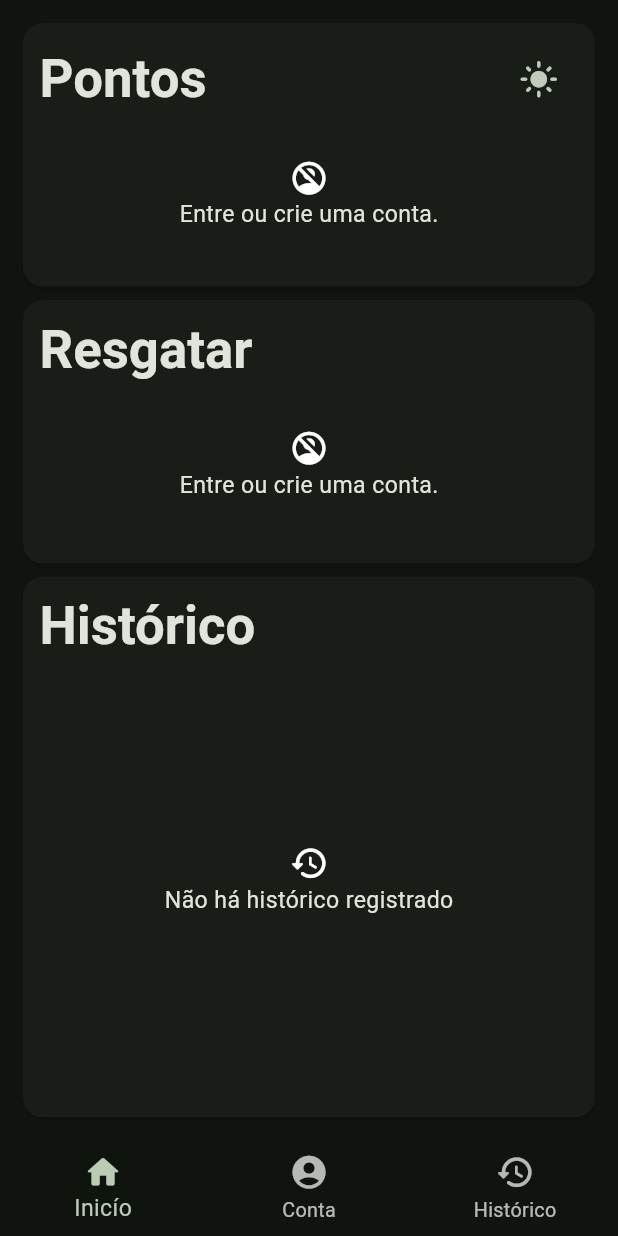
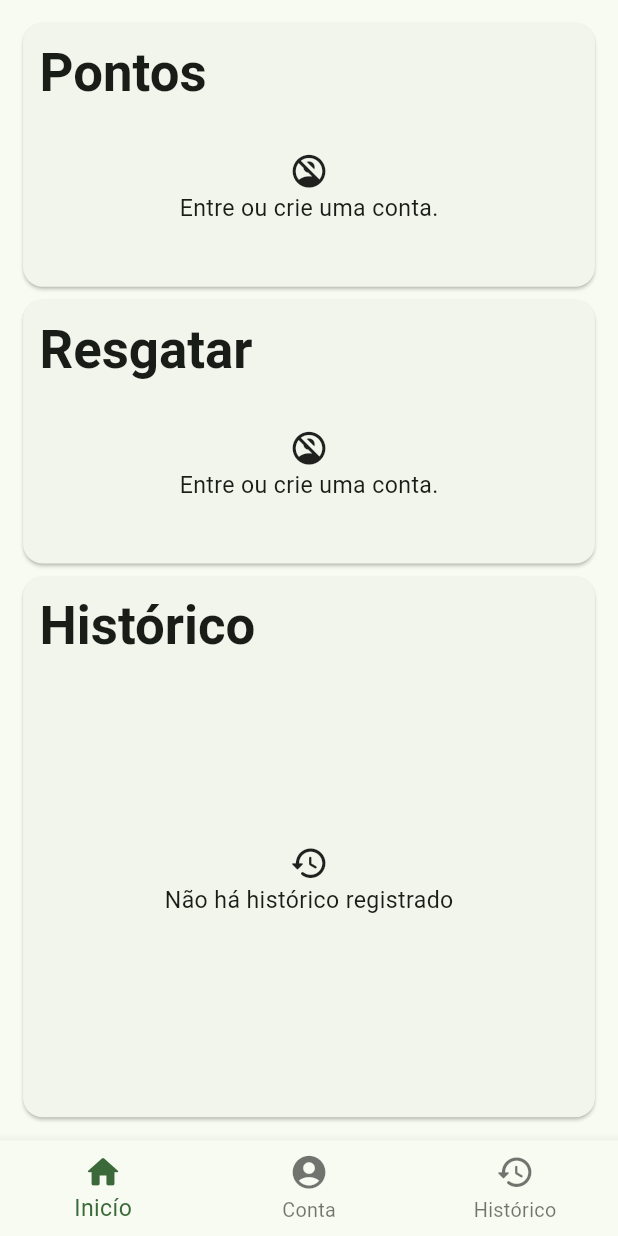
Before and after one commit to LuanRoger/CouponTake, a Flutter app: the screen it shows after launch, on a phone screen of 412 x 824 dp. Run offline on Flutter 3.47's test engine with Material 2 defaults, Android fonts, the phone set to English and light mode, and no system bars; our stand-ins replace dio, flutter_hooks, freezed_annotation, hooks_riverpod, responsive_framework, shared_preferences.

Commit message:
feat(theme): create theme preferences

```diff
--- a/lib/main.dart
+++ b/lib/main.dart
@@ -1,3 +1,4 @@
+import 'package:cupon_take/models/enums/app_brightness.dart';
 import 'package:cupon_take/providers/providers.dart';
 import 'package:cupon_take/routes/app_routes.dart';
 import 'package:cupon_take/routes/route_driver.dart';
@@ -17,10 +18,17 @@ void main() async {
   preferencesProvider =
       ChangeNotifierProvider<GlobalPreferences>((_) => globalPreferences);
 
-  runApp(
-    MaterialApp(
-        builder: (_, child) => ProviderScope(
-              child: ResponsiveWrapper.builder(child,
+  runApp(const ProviderScope(child: MainApp()));
+}
+
+class MainApp extends HookConsumerWidget {
+  const MainApp({super.key});
+  @override
+  Widget build(BuildContext context, WidgetRef ref) {
+    final themePreferences = ref.watch(themePreferencesProvider);
+
+    return MaterialApp(
+        builder: (_, child) => ResponsiveWrapper.builder(child,
                 minWidth: 375,
                 defaultScale: true,
                 breakpoints: const [
@@ -31,9 +39,9 @@ void main() async {
                   ResponsiveBreakpoint.resize(1200,
                       name: ResponsiveBreakpointsName.desktopBreakpoint)
                 ]),
-            ),
-        theme: AppThemeData.appDarkTheme,
+        theme: AppThemeData.getBrightness(
+            AppBrightness.values[themePreferences.brightness]),
         initialRoute: AppRoutes.homePage,
-        onGenerateRoute: RouteDriver.drive),
-  );
+        onGenerateRoute: RouteDriver.drive);
   }
+}
--- a/lib/models/app_preferences.dart
+++ b/lib/models/app_preferences.dart
@@ -1,5 +1,9 @@
+import 'package:cupon_take/models/theme_preferences.dart';
+
 class AppPreferences {
   String? cupontakeAuthKey;
+  ThemePreferences themePreferences;
 
-  AppPreferences({required this.cupontakeAuthKey});
+  AppPreferences(
+      {required this.cupontakeAuthKey, required this.themePreferences});
 }
--- /dev/null
+++ b/lib/models/enums/app_brightness.dart
@@ -0,0 +1,3 @@
+// ignore_for_file: constant_identifier_names
+
+enum AppBrightness { LIGHT, DARK }
--- a/lib/models/redeem_history_http_request.dart
+++ b/lib/models/redeem_history_http_request.dart
@@ -1,11 +1,10 @@
-import 'package:equatable/equatable.dart';
+import 'package:freezed_annotation/freezed_annotation.dart';
 
-class RedeemHistoryHttpRequest extends Equatable {
-  int page;
-  int limitPerPage;
+part 'redeem_history_http_request.freezed.dart';
 
-  RedeemHistoryHttpRequest({required this.page, this.limitPerPage = 10});
-
-  @override
-  List<Object?> get props => [page, limitPerPage];
+@freezed
+class RedeemHistoryHttpRequest with _$RedeemHistoryHttpRequest {
+  const factory RedeemHistoryHttpRequest(
+      {required int page,
+      @Default(10) int limitPerPage}) = _RedeemHistoryHttpRequest;
 }
--- a/lib/providers/providers.dart
+++ b/lib/providers/providers.dart
@@ -3,11 +3,12 @@ import 'package:cupon_take/models/cupon_redeem.dart';
 import 'package:cupon_take/models/enums/http_codes.dart';
 import 'package:cupon_take/models/http_response.dart';
 import 'package:cupon_take/models/redeem_history_http_request.dart';
+import 'package:cupon_take/models/theme_preferences.dart';
 import 'package:cupon_take/models/user_info.dart';
+import 'package:cupon_take/providers/interfaces/theme_preferences_state.dart';
 import 'package:cupon_take/services/auth_service.dart';
 import 'package:cupon_take/services/cupon_services.dart';
 import 'package:cupon_take/shared/preferences/global_preferences.dart';
-import 'package:cupon_take/shared/widgets/dynamic_ex_fab.dart';
 import 'package:hooks_riverpod/hooks_riverpod.dart';
 
 import 'interfaces/user_auth_state.dart';
@@ -19,6 +20,15 @@ final userAuthProvider =
   final userAuthKeyProvider = ref.watch(preferencesProvider);
 
   return UserAuthKeyState(authKey: userAuthKeyProvider.cupontakeAuthKey);
+});
+
+final themePreferencesProvider =
+    StateNotifierProvider<ThemePreferencesState, ThemePreferences>((ref) {
+  final preferences = ref.watch(preferencesProvider
+      .select((value) => value.preferences.themePreferences));
+
+  return ThemePreferencesState(ThemePreferences(
+      brightness: preferences.brightness, colorIndex: preferences.colorIndex));
 });
 
 final fetchUserInfoProvider = FutureProvider<UserInfo>((ref) async {
--- a/lib/shared/app_theme_data.dart
+++ b/lib/shared/app_theme_data.dart
@@ -1,9 +1,23 @@
+import 'package:cupon_take/models/enums/app_brightness.dart';
 import 'package:flutter/material.dart';
 
 class AppThemeData {
-  static final appDarkTheme = ThemeData(
+  static final _appLightTheme = ThemeData(
+      useMaterial3: true,
+      brightness: Brightness.light,
+      colorSchemeSeed: Colors.green);
+  static final _appDarkTheme = ThemeData(
     useMaterial3: true,
     brightness: Brightness.dark,
     colorSchemeSeed: Colors.green,
   );
+
+  static ThemeData getBrightness(AppBrightness brightness) {
+    switch (brightness) {
+      case AppBrightness.LIGHT:
+        return _appLightTheme;
+      case AppBrightness.DARK:
+        return _appDarkTheme;
+    }
+  }
 }
--- a/lib/shared/preferences/preferences_keys.dart
+++ b/lib/shared/preferences/preferences_keys.dart
@@ -1,3 +1,5 @@
 class PreferencesKeys {
   static const String authKey = "cupontake.authKey";
+  static const String brightnessTheme = "cupontake.theme.brightness";
+  static const String themeColor = "cupontake.theme.color";
 }
--- a/lib/shared/widgets/cards/top_left_card.dart
+++ b/lib/shared/widgets/cards/top_left_card.dart
@@ -12,13 +12,7 @@ class TopLeftCard extends CardBase {
   TopLeftCard({super.key, required super.cardTitle});
 
   @override
-  Widget? headerActions(BuildContext context) {
-    return Row(
-      children: [
-        IconButton(onPressed: () {}, icon: const Icon(Icons.light_mode))
-      ],
-    );
-  }
+  Widget? headerActions(BuildContext context) => null;
 
   Future<bool> _requestPoints(String authKey) async {
     PointsServices pointsServices = PointsServices();
--- a/pubspec.yaml
+++ b/pubspec.yaml
@@ -16,13 +16,15 @@ dependencies:
   responsive_framework: ^0.2.0
   shared_preferences: ^2.0.16
   dio: ^4.0.6
-  equatable: ^2.0.5
+  freezed_annotation: ^2.2.0
 
 dev_dependencies:
   flutter_test:
     sdk: flutter
 
   flutter_lints: ^2.0.0
+  freezed: ^2.3.2
+  build_runner: ^2.3.3
 
 flutter:
   uses-material-design: true
```
Also changed, not shown: lib/models/theme_preferences.dart (added, +9 -0 lines), lib/providers/interfaces/theme_preferences_state.dart (added, +17 -0 lines), lib/shared/preferences/global_preferences.dart (+35 -4 lines), lib/models/redeem_history_http_request.freezed.dart (added), lib/models/theme_preferences.freezed.dart (added). Lines whose indentation alone changed are shown as unchanged.
